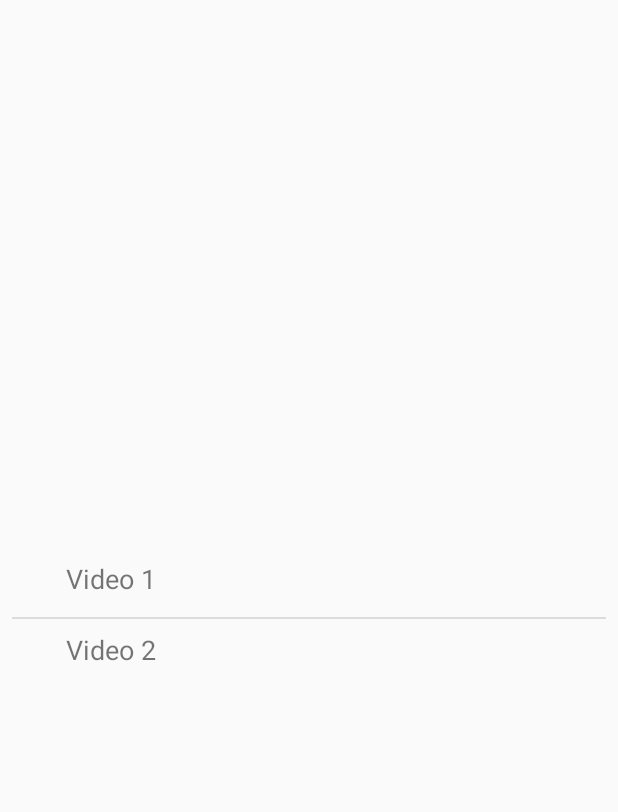
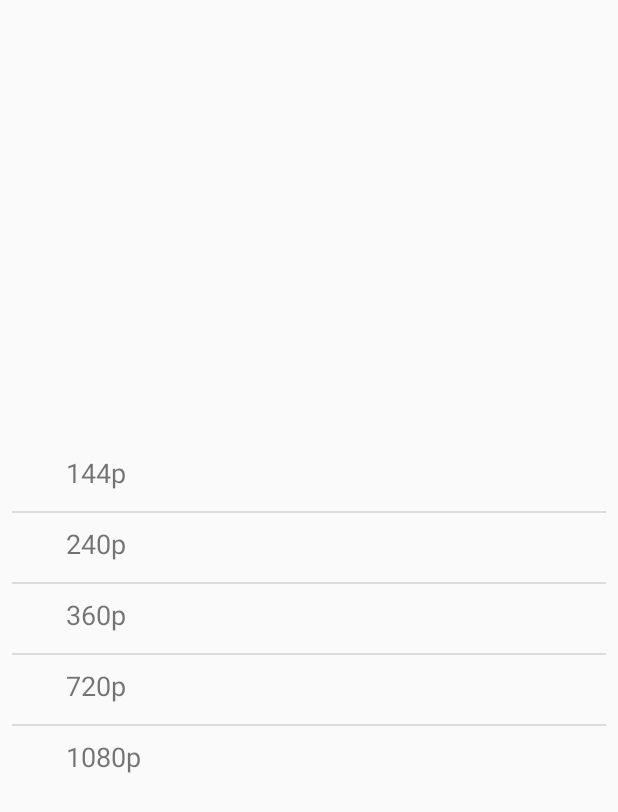
Before and after one commit to scholtz8/TheVideoApp, an Android app: the screen it shows after launch (VideosActivity), after a tap on "South America", on a phone screen of 412 x 824 dp. Shown: the top 812 px of the screen. Run offline under Robolectric (Android 15) with nearby library versions, the light colour scheme and no system bars.

Commit message:
Video Player

```diff
--- a/app/src/main/java/cscholtz/android/thevideoapp/Adaptador2.java
+++ b/app/src/main/java/cscholtz/android/thevideoapp/Adaptador2.java
@@ -36,9 +36,9 @@ public class Adaptador2 extends BaseAdapter {
             @Override
             public void onClick(View v) {
                 Intent VideoPlayerActivity = new Intent(contexto,VideoPlayerActivity.class);
-                String link = "https://"+server+".appspot.com/videos/"+datos[position][1];
+                String link = "https://"+server+".appspot.com/videos/"+datos[position][0]+".mp4";
                 VideoPlayerActivity.putExtra("URL",link);
-                VideoPlayerActivity.putExtra("TIT",reg);
+                VideoPlayerActivity.putExtra("TIT",reg+" "+datos[position][0]);
                 contexto.startActivity(VideoPlayerActivity);
             }
         });
--- a/app/src/main/java/cscholtz/android/thevideoapp/VideosActivity.java
+++ b/app/src/main/java/cscholtz/android/thevideoapp/VideosActivity.java
@@ -10,8 +10,11 @@ public class VideosActivity extends AppCompatActivity {
 
     ListView lista;
     String[][] datos = {
-            {"Video 1","movie.mp4"},
-            {"Video 2","nexto.mp4"}
+            {"144p"},
+            {"240p"},
+            {"360p"},
+            {"720p"},
+            {"1080p"}
     };
 
     @Override
```
